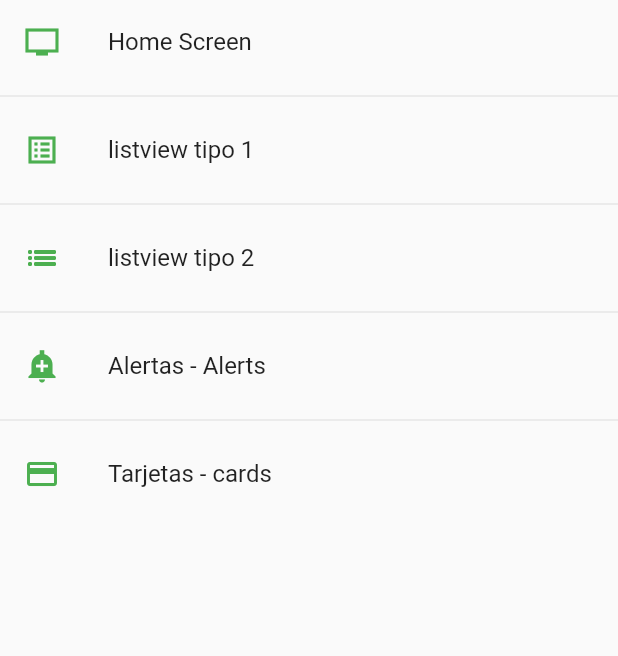
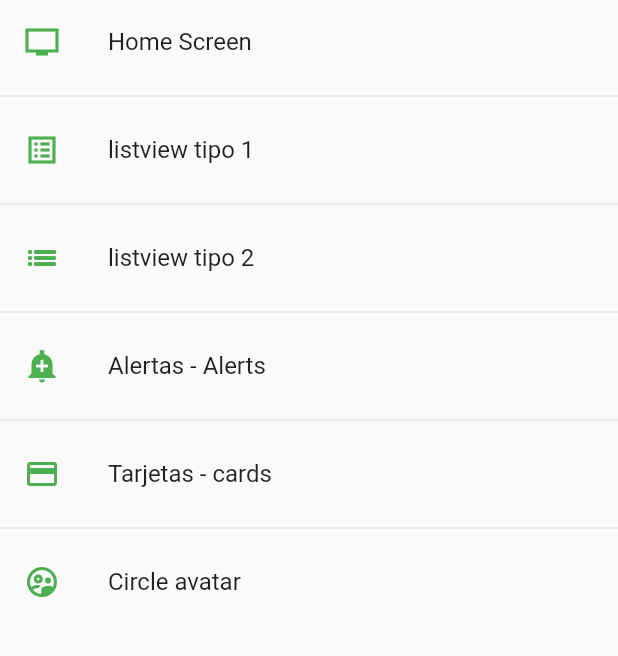
Before and after one commit to MarcosCM2000/componentes_app, a Flutter app: the screen it shows after launch, on a phone screen of 412 x 824 dp, the part 84-740 px from its top. Run offline on Flutter 3.47's test engine with Material 2 defaults, Android fonts, the phone set to English and light mode, and no system bars.

Commit message:
circle avatar

```diff
--- a/lib/router/app_routes.dart
+++ b/lib/router/app_routes.dart
@@ -33,6 +33,11 @@ class AppRoutes {
         icon: Icons.credit_card,
         name: 'Tarjetas - cards',
         screen: const CardScreen()),
+    MenuOption(
+        route: 'avatar',
+        icon: Icons.supervised_user_circle_outlined,
+        name: 'Circle avatar',
+        screen: const AvatarScreen()),
   ];
 
   static Map<String, Widget Function(BuildContext)> getAppRoutes() {
--- a/lib/screens/screens.dart
+++ b/lib/screens/screens.dart
@@ -1,4 +1,5 @@
 export './alert_screen.dart';
+export './avatar_screen.dart';
 export './card_screen.dart';
 export './home_screen.dart';
 export './listview1_screen.dart';
```
Also changed, not shown: lib/screens/avatar_screen.dart (added, +32 -0 lines).
